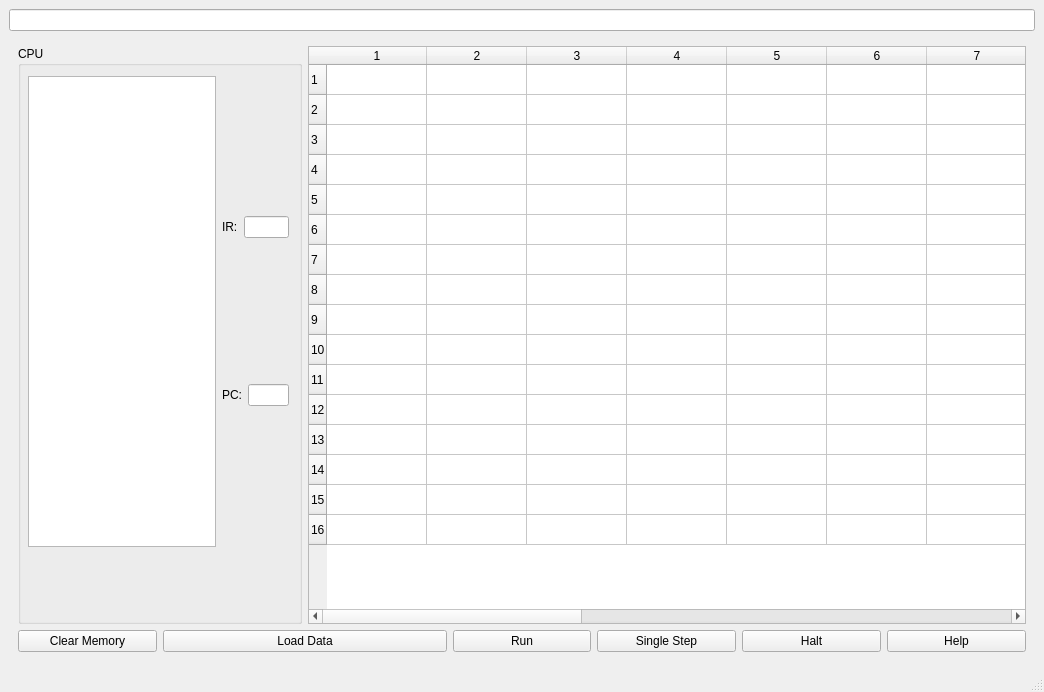
Eng-Gamal-megahed/Vole_Machine, file mainwindow.ui: the form before one commit.
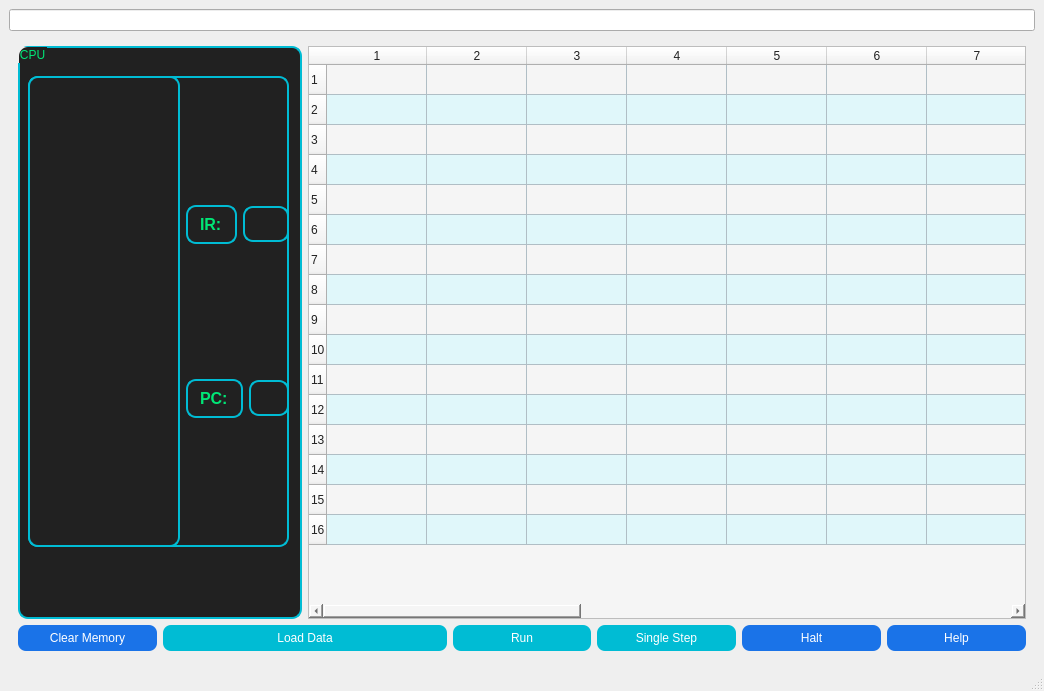
The form after the commit.

Commit message: Firts imp

Patch:
```diff
--- a/mainwindow.ui
+++ b/mainwindow.ui
@@ -7,19 +7,24 @@
     <x>0</x>
     <y>0</y>
     <width>1044</width>
-    <height>692</height>
+    <height>691</height>
    </rect>
   </property>
   <property name="windowTitle">
    <string>MainWindow</string>
   </property>
   <widget class="QWidget" name="centralwidget">
+   <layout class="QGridLayout" name="gridLayout_5">
+    <item row="0" column="0">
    <layout class="QGridLayout" name="gridLayout">
     <item row="1" column="0">
      <widget class="QWidget" name="centralWidget" native="true">
       <layout class="QGridLayout" name="gridLayout_2">
        <item row="1" column="0">
         <widget class="QPushButton" name="clearMemoryButton_3">
+           <property name="styleSheet">
+            <string>background-color: #1a73e8; color: white; border-radius: 8px; padding: 6px;</string>
+           </property>
          <property name="text">
           <string>Clear Memory</string>
          </property>
@@ -27,6 +32,9 @@
        </item>
        <item row="1" column="3">
         <widget class="QPushButton" name="runButton_3">
+           <property name="styleSheet">
+            <string>background-color: #00bcd4; color: white; border-radius: 8px; padding: 6px;</string>
+           </property>
          <property name="text">
           <string>Run</string>
          </property>
@@ -34,6 +42,9 @@
        </item>
        <item row="1" column="5">
         <widget class="QPushButton" name="haltButton_3">
+           <property name="styleSheet">
+            <string>background-color: #1a73e8; color: white; border-radius: 8px; padding: 6px;</string>
+           </property>
          <property name="text">
           <string>Halt</string>
          </property>
@@ -41,6 +52,22 @@
        </item>
        <item row="0" column="2" colspan="5">
         <widget class="QTableWidget" name="mainMemoryTable_3">
+           <property name="styleSheet">
+            <string>
+            background-color: #f5f5f5; 
+            color: #212121; 
+            gridline-color: #b0bec5;
+            alternate-background-color: #e0f7fa;
+            selection-background-color: #64b5f6;
+            selection-color: white;
+          </string>
+           </property>
+           <property name="alternatingRowColors">
+            <bool>true</bool>
+           </property>
+           <property name="showGrid">
+            <bool>true</bool>
+           </property>
          <property name="rowCount">
           <number>16</number>
          </property>
@@ -83,6 +110,9 @@
        </item>
        <item row="1" column="1" colspan="2">
         <widget class="QPushButton" name="loadDataButton_3">
+           <property name="styleSheet">
+            <string>background-color: #00bcd4; color: white; border-radius: 8px; padding: 6px;</string>
+           </property>
          <property name="text">
           <string>Load Data</string>
          </property>
@@ -90,6 +120,9 @@
        </item>
        <item row="1" column="6">
         <widget class="QPushButton" name="helpButton_3">
+           <property name="styleSheet">
+            <string>background-color: #1a73e8; color: white; border-radius: 8px; padding: 6px;</string>
+           </property>
          <property name="text">
           <string>Help</string>
          </property>
@@ -97,6 +130,9 @@
        </item>
        <item row="1" column="4">
         <widget class="QPushButton" name="singleStepButton_3">
+           <property name="styleSheet">
+            <string>background-color: #00bcd4; color: white; border-radius: 8px; padding: 6px;</string>
+           </property>
          <property name="text">
           <string>Single Step</string>
          </property>
@@ -104,17 +140,8 @@
        </item>
        <item row="0" column="0" colspan="2">
         <widget class="QGroupBox" name="cpuGroupBox_3">
-         <property name="sizePolicy">
-          <sizepolicy hsizetype="Preferred" vsizetype="Preferred">
-           <horstretch>0</horstretch>
-           <verstretch>0</verstretch>
-          </sizepolicy>
-         </property>
-         <property name="maximumSize">
-          <size>
-           <width>16777215</width>
-           <height>16777215</height>
-          </size>
+           <property name="styleSheet">
+            <string>background-color: #212121; color: #00e676; border: 2px solid #00bcd4; border-radius: 10px; padding: 8px;</string>
          </property>
          <property name="title">
           <string>CPU</string>
@@ -138,6 +165,9 @@
               <layout class="QHBoxLayout" name="horizontalLayout">
                <item>
                 <widget class="QLabel" name="r0Label_3">
+                   <property name="styleSheet">
+                    <string>color: #00e676; font-weight: bold; font-size: 12pt;</string>
+                   </property>
                  <property name="text">
                   <string>IR:</string>
                  </property>
@@ -152,6 +182,9 @@
               <layout class="QHBoxLayout" name="horizontalLayout_2">
                <item>
                 <widget class="QLabel" name="pcLabel_3">
+                   <property name="styleSheet">
+                    <string>color: #00e676; font-weight: bold; font-size: 12pt;</string>
+                   </property>
                  <property name="text">
                   <string>PC:</string>
                  </property>
@@ -173,6 +206,8 @@
     </item>
     <item row="0" column="0">
      <widget class="QLineEdit" name="input"/>
+      </item>
+     </layout>
     </item>
    </layout>
   </widget>
```
Lines whose indentation alone changed are shown as unchanged. The commit also changes 1 other file.
